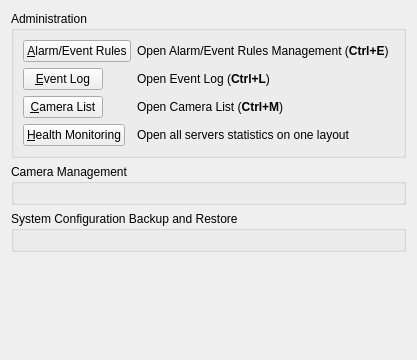
Qt form client/src/ui/widgets/settings/general_system_administration_widget.ui (networkoptix/nx_open) before a commit.
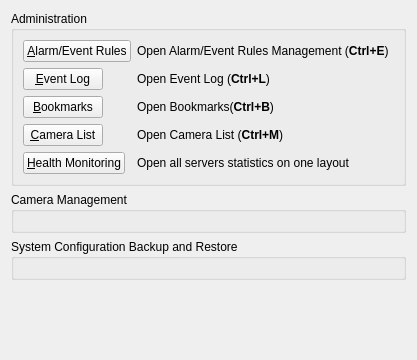
The same form after that commit. Custom widgets are drawn as their Qt base class.

Commit message:
=Intermediate commit, Bookmarks search dialog
<==== Mercurial data ====>
Branch: yuriy_2.4

```diff
--- a/client/src/ui/widgets/settings/general_system_administration_widget.ui
+++ b/client/src/ui/widgets/settings/general_system_administration_widget.ui
@@ -56,7 +56,7 @@
         </property>
        </widget>
       </item>
-      <item row="2" column="0">
+      <item row="4" column="0">
        <widget class="QPushButton" name="cameraListButton">
         <property name="text">
          <string>&amp;Camera List</string>
@@ -73,27 +73,50 @@
         </property>
        </widget>
       </item>
-      <item row="2" column="1">
+      <item row="4" column="1">
        <widget class="QLabel" name="cameraListLabel">
         <property name="text">
          <string notr="true" extracomment="Text set in source file">&lt;html&gt;&lt;head/&gt;&lt;body&gt;&lt;p&gt;Open Camera List (&lt;span style=&quot; font-weight:600;&quot;&gt;Ctrl+M&lt;/span&gt;)&lt;/p&gt;&lt;/body&gt;&lt;/html&gt;</string>
         </property>
        </widget>
       </item>
-      <item row="3" column="0">
+      <item row="5" column="0">
        <widget class="QPushButton" name="healthMonitorButton">
         <property name="text">
          <string>&amp;Health Monitoring</string>
         </property>
        </widget>
       </item>
-      <item row="3" column="1">
+      <item row="5" column="1">
        <widget class="QLabel" name="healthMonitoringLabel">
         <property name="text">
          <string>Open all servers statistics on one layout</string>
         </property>
        </widget>
       </item>
+      <item row="3" column="0">
+       <widget class="QPushButton" name="bookmarksButton">
+        <property name="sizePolicy">
+         <sizepolicy hsizetype="Maximum" vsizetype="Fixed">
+          <horstretch>0</horstretch>
+          <verstretch>0</verstretch>
+         </sizepolicy>
+        </property>
+        <property name="text">
+         <string>&amp;Bookmarks</string>
+        </property>
+        <property name="shortcut">
+         <string>Ctrl+B</string>
+        </property>
+       </widget>
+      </item>
+      <item row="3" column="1">
+       <widget class="QLabel" name="bookmarksLabel">
+        <property name="text">
+         <string>&lt;html&gt;&lt;head/&gt;&lt;body&gt;&lt;p&gt;Open Bookmarks(&lt;span style=&quot; font-weight:600;&quot;&gt;Ctrl+B&lt;/span&gt;)&lt;/p&gt;&lt;/body&gt;&lt;/html&gt;</string>
+        </property>
+       </widget>
+      </item>
      </layout>
     </widget>
    </item>
```
The commit also changes 12 other files.
